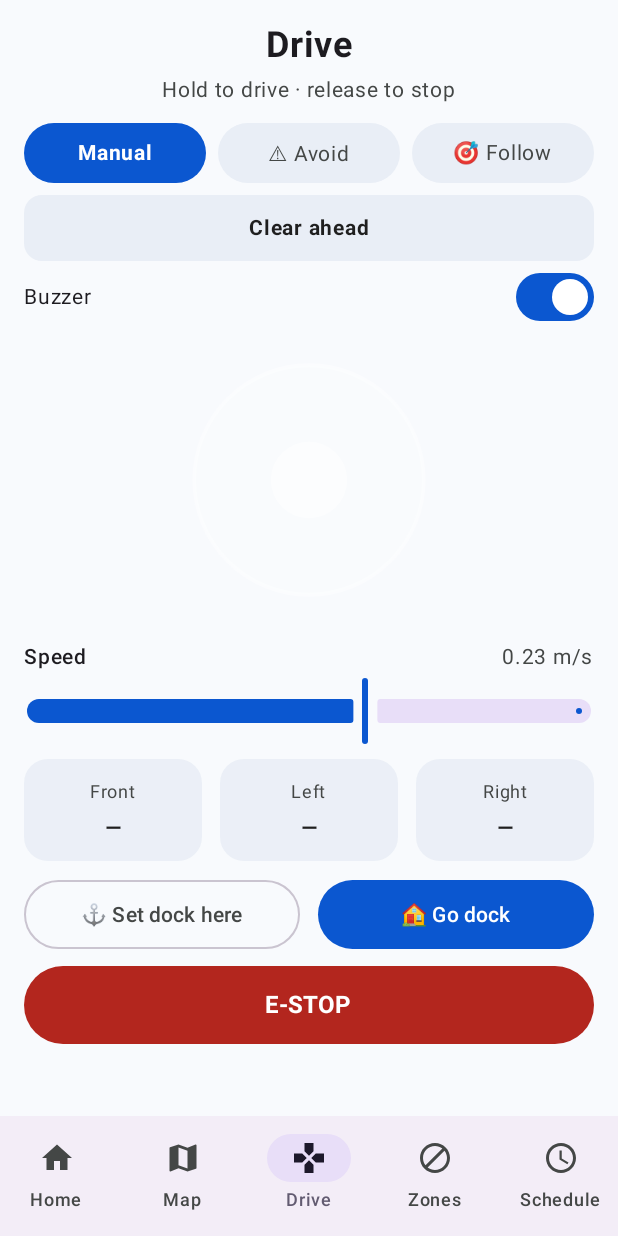
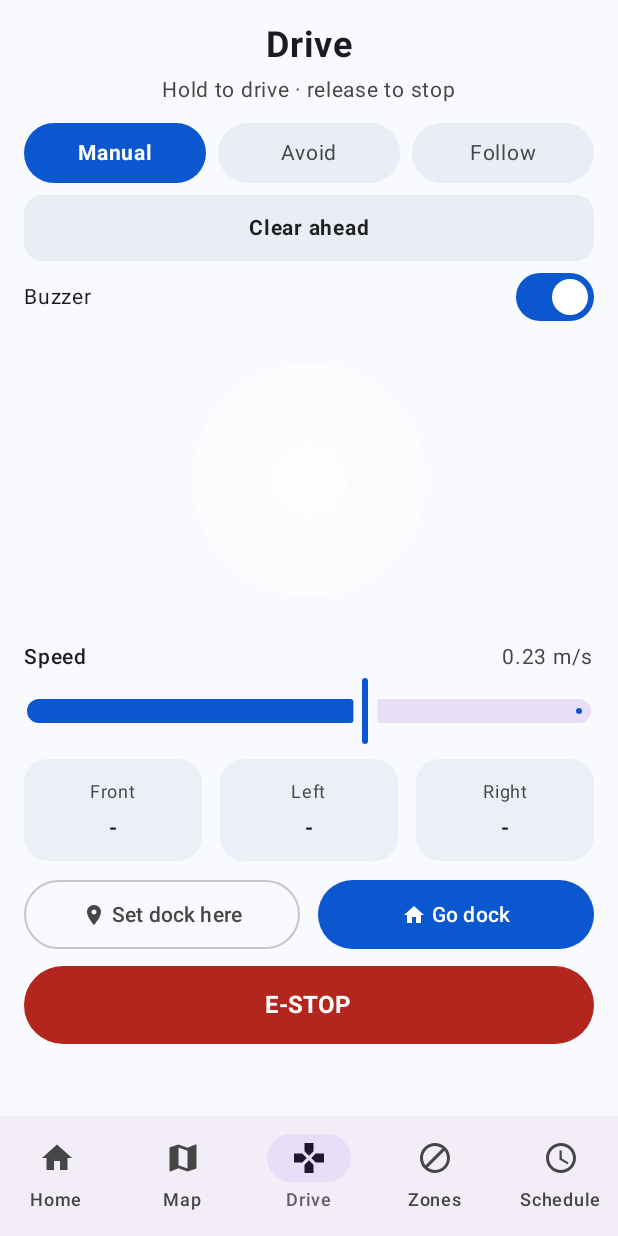
Before and after one commit to quangvu16/Navigation_app, an Android app built with Jetpack Compose: the screen it shows after launch (MainActivity), item 3 of the bottom bar chosen, on a phone screen of 412 x 824 dp. Run offline under Robolectric (Android 15) with nearby library versions, the phone set to English and light mode, and no system bars.

Commit message:
style(design): Phase 5 - screen recomposition, worst findings first
- FINDING-004: TopAppBar with real ArrowBack on Maps / History /
  Diagnostics (Import moves into the app-bar actions); manual '‹ Back'
  text buttons gone
- FINDING-003: Home header 'Welcome home!' -> 'VacuumNav' (content-first;
  greeting only when personalization IS the product)
- FINDING-008: emoji -> one icon family: transport chip gets
  PhoneAndroid/Wifi/Bluetooth icons, mode chips drop their emoji, dock
  buttons get Place/Home icons, save FAB -> Icons.Filled.Save, warning
  markers become '(stale)' text / red surfaces that already communicate
- FINDING-010: em/en dashes out of every visible string (placeholders
  '-', sentences rewritten with '.' or ':')
- FINDING-009: stat-triplet kept (real metrics) and already retokenized
  in Phase 1

All33 JVM tests pass; APK builds. Risk ~5% (no reverts; edits rode
alongside concurrent user changes to the same files without conflicts).

Co-Authored-By: Claude Code <noreply@anthropic.com>

```diff
--- a/android/VacuumNav/app/src/main/java/com/vacuum/nav/ui/AppNav.kt
+++ b/android/VacuumNav/app/src/main/java/com/vacuum/nav/ui/AppNav.kt
@@ -138,7 +138,7 @@ private fun LinkErrorBanner() {
         color = MaterialTheme.colorScheme.error,
     ) {
         Text(
-            "⚠ Robot link lost — commands stopped. Check Wi-Fi/Bluetooth.",
+            "Robot link lost. Commands stopped. Check Wi-Fi/Bluetooth.",
             color = Color.White,
             fontSize = Ts.Body,
             fontWeight = FontWeight.Medium,
--- a/android/VacuumNav/app/src/main/java/com/vacuum/nav/ui/DriveScreen.kt
+++ b/android/VacuumNav/app/src/main/java/com/vacuum/nav/ui/DriveScreen.kt
@@ -12,8 +12,13 @@ import androidx.compose.foundation.layout.fillMaxSize
 import androidx.compose.foundation.layout.fillMaxWidth
 import androidx.compose.foundation.layout.height
 import androidx.compose.foundation.layout.padding
+import androidx.compose.foundation.layout.size
 import androidx.compose.foundation.shape.RoundedCornerShape
+import androidx.compose.material.icons.Icons
+import androidx.compose.material.icons.filled.Home
+import androidx.compose.material.icons.filled.Place
 import androidx.compose.material3.Button
+import androidx.compose.material3.Icon
 import androidx.compose.material3.OutlinedButton
 import androidx.compose.material3.ButtonDefaults
 import androidx.compose.material3.MaterialTheme
@@ -85,10 +90,10 @@ fun DriveScreen(modifier: Modifier = Modifier) {
             ModeChip("Manual", mode == LidarMode.MANUAL, Modifier.weight(1f)) {
                 RobotService.setLidarMode(LidarMode.MANUAL)
             }
-            ModeChip("⚠ Avoid", mode == LidarMode.AVOID, Modifier.weight(1f)) {
+            ModeChip("Avoid", mode == LidarMode.AVOID, Modifier.weight(1f)) {
                 RobotService.setLidarMode(LidarMode.AVOID)
             }
-            ModeChip("🎯 Follow", mode == LidarMode.FOLLOW, Modifier.weight(1f)) {
+            ModeChip("Follow", mode == LidarMode.FOLLOW, Modifier.weight(1f)) {
                 RobotService.setLidarMode(LidarMode.FOLLOW)
             }
         }
@@ -109,7 +114,7 @@ fun DriveScreen(modifier: Modifier = Modifier) {
                 Text(
                     when {
                         warn.buzzer ->
-                            "⚠ OBSTACLE %.2f m %s".format(
+                            "OBSTACLE %.2f m %s".format(
                                 warn.nearestDistM,
                                 bearing(warn.nearestAngleRad))
                         warn.active ->
@@ -207,7 +212,18 @@ fun DriveScreen(modifier: Modifier = Modifier) {
             OutlinedButton(
                 onClick = { RobotService.setDock(ctx) },
                 Modifier.weight(1f).height(46.dp).pressScale(),
-            ) { Text("⚓ Set dock here", fontSize = Ts.Body) }
+            ) {
+                androidx.compose.foundation.layout.Row(
+                    horizontalArrangement =
+                        androidx.compose.foundation.layout.Arrangement
+                            .spacedBy(Sp.Xxs),
+                    verticalAlignment = Alignment.CenterVertically,
+                ) {
+                    Icon(Icons.Filled.Place, contentDescription = null,
+                        modifier = Modifier.size(16.dp))
+                    Text("Set dock here", fontSize = Ts.Body)
+                }
+            }
             Button(
                 onClick = { RobotService.goDock(ctx) },
                 Modifier.weight(1f).height(46.dp).pressScale(),
@@ -215,6 +231,14 @@ fun DriveScreen(modifier: Modifier = Modifier) {
                 enabled = dockPhase == RobotService.Companion.DockPhase.NONE ||
                     dockPhase == RobotService.Companion.DockPhase.DOCKED,
             ) {
+                androidx.compose.foundation.layout.Row(
+                    horizontalArrangement =
+                        androidx.compose.foundation.layout.Arrangement
+                            .spacedBy(Sp.Xxs),
+                    verticalAlignment = Alignment.CenterVertically,
+                ) {
+                    Icon(Icons.Filled.Home, contentDescription = null,
+                        modifier = Modifier.size(16.dp))
                     Text(
                         when (dockPhase) {
                             RobotService.Companion.DockPhase.APPROACH ->
@@ -222,11 +246,12 @@ fun DriveScreen(modifier: Modifier = Modifier) {
                             RobotService.Companion.DockPhase.FINAL ->
                                 "Backing in…"
                             RobotService.Companion.DockPhase.DOCKED ->
-                            "Docked ✓"
-                        else -> "🏠 Go dock"
+                                "Docked"
+                            else -> "Go dock"
                         },
                         fontSize = Ts.Body,
                     )
+                }
             }
         }
 
@@ -297,7 +322,7 @@ private fun SonarChip(name: String, meters: Float, modifier: Modifier) {
             Text(name, fontSize = Ts.Caption,
                 color = MaterialTheme.colorScheme.onSurfaceVariant)
             Text(
-                if (meters <= 0f) "—" else "%.2f m".format(meters),
+                if (meters <= 0f) "-" else "%.2f m".format(meters),
                 fontSize = Ts.Body, fontWeight = FontWeight.Bold,
                 color = if (blocked) Color.White
                 else MaterialTheme.colorScheme.onSurface,
--- a/android/VacuumNav/app/src/main/java/com/vacuum/nav/ui/MapScreen.kt
+++ b/android/VacuumNav/app/src/main/java/com/vacuum/nav/ui/MapScreen.kt
@@ -183,7 +183,7 @@ fun MapScreen(
                         val n = MapStore.list(ctx)
                             .maxOfOrNull { it.floor } ?: 0
                         MapStore.save(ctx, "Floor ${n + 1}", n + 1, snap)
-                        saveHint = "Saved Floor ${n + 1}"
+                        saveHint = "Saved floor "
                     } else {
                         saveHint = "Map a bit first"
                     }
@@ -200,7 +200,7 @@ fun MapScreen(
             if (mode == 1) {
                 val rooms = segResult?.rooms
                 if (rooms.isNullOrEmpty()) {
-                    ModeHint("No rooms yet — map more of the space first")
+                    ModeHint("No rooms yet. Map more of the space first.")
                 } else {
                     // Tap to select rooms for a targeted clean (§5/§8);
                     // stable ids carry user names (RoomNames).
```
Also changed, not shown: android/VacuumNav/app/src/main/java/com/vacuum/nav/ui/DiagnosticsScreen.kt (+20 -8 lines), android/VacuumNav/app/src/main/java/com/vacuum/nav/ui/HistoryScreen.kt (+16 -4 lines), android/VacuumNav/app/src/main/java/com/vacuum/nav/ui/HomeScreen.kt (+27 -7 lines), android/VacuumNav/app/src/main/java/com/vacuum/nav/ui/MapsScreen.kt (+25 -10 lines), 3 other files. Lines whose indentation alone changed are shown as unchanged.
